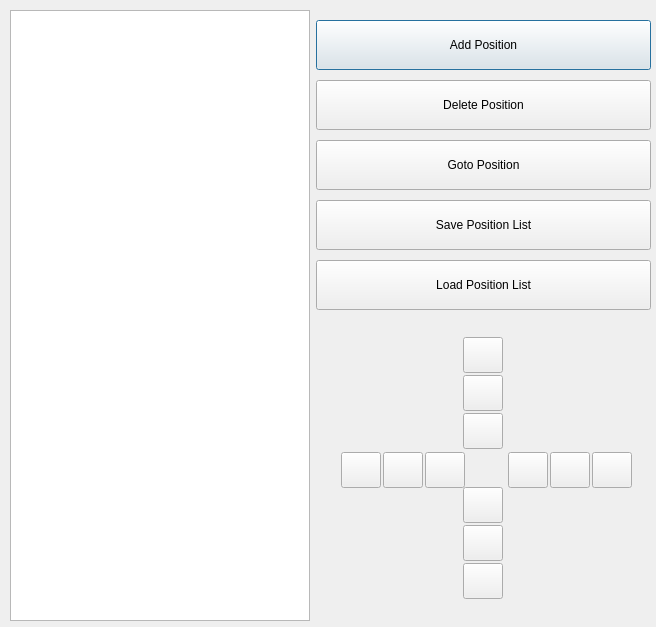
Old version of the form src/app/src/stagecontrol.ui in the repository CuriBio/nautilus_acquisition.
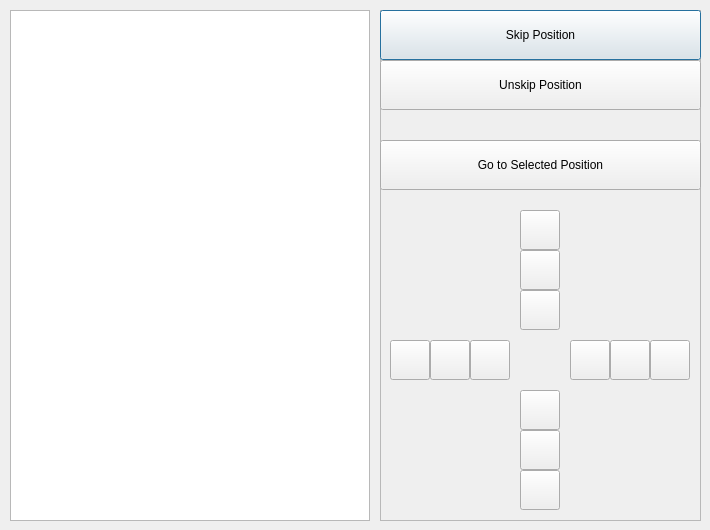
New version of the form.

Commit message:
Stage nav updates (#104)
- add skip/unskip
- remove add/remove/load/save
- don't save to or load from config on app open/close
- restyle stage nav modal

Patch:
```diff
--- a/src/app/src/stagecontrol.ui
+++ b/src/app/src/stagecontrol.ui
@@ -6,8 +6,8 @@
    <rect>
     <x>0</x>
     <y>0</y>
-    <width>656</width>
-    <height>627</height>
+    <width>710</width>
+    <height>530</height>
    </rect>
   </property>
   <property name="windowTitle">
@@ -16,26 +16,64 @@
   <widget class="QWidget" name="gridLayoutWidget">
    <property name="geometry">
     <rect>
-     <x>10</x>
+     <x>0</x>
      <y>10</y>
-     <width>641</width>
-     <height>611</height>
+     <width>381</width>
+     <height>511</height>
     </rect>
    </property>
    <layout class="QGridLayout" name="gridLayout">
-    <item row="0" column="1">
-     <layout class="QVBoxLayout" name="stageLocControls">
-      <property name="spacing">
-       <number>10</number>
+    <item row="0" column="0">
+     <widget class="QListWidget" name="stageLocations">
+      <property name="maximumSize">
+       <size>
+        <width>360</width>
+        <height>16777215</height>
+       </size>
       </property>
-      <property name="sizeConstraint">
-       <enum>QLayout::SetFixedSize</enum>
+      <property name="styleSheet">
+       <string notr="true">font-size: 16px;</string>
       </property>
-      <property name="topMargin">
-       <number>10</number>
+      <property name="editTriggers">
+       <set>QAbstractItemView::DoubleClicked|QAbstractItemView::EditKeyPressed</set>
       </property>
-      <item>
-       <widget class="QPushButton" name="addBtn">
+      <property name="dragDropOverwriteMode">
+       <bool>false</bool>
+      </property>
+      <property name="uniformItemSizes">
+       <bool>true</bool>
+      </property>
+      <property name="itemAlignment">
+       <set>Qt::AlignLeading</set>
+      </property>
+     </widget>
+    </item>
+   </layout>
+  </widget>
+  <widget class="QFrame" name="frame">
+   <property name="geometry">
+    <rect>
+     <x>380</x>
+     <y>10</y>
+     <width>321</width>
+     <height>511</height>
+    </rect>
+   </property>
+   <property name="frameShape">
+    <enum>QFrame::StyledPanel</enum>
+   </property>
+   <property name="frameShadow">
+    <enum>QFrame::Raised</enum>
+   </property>
+   <widget class="QPushButton" name="skipBtn">
+    <property name="geometry">
+     <rect>
+      <x>0</x>
+      <y>0</y>
+      <width>321</width>
+      <height>50</height>
+     </rect>
+    </property>
         <property name="sizePolicy">
          <sizepolicy hsizetype="Minimum" vsizetype="Preferred">
           <horstretch>0</horstretch>
@@ -55,12 +93,18 @@
          </size>
         </property>
         <property name="text">
-         <string>Add Position</string>
-        </property>
-       </widget>
-      </item>
-      <item>
-       <widget class="QPushButton" name="deleteBtn">
+     <string>Skip Position</string>
+    </property>
+   </widget>
+   <widget class="QPushButton" name="unskipBtn">
+    <property name="geometry">
+     <rect>
+      <x>0</x>
+      <y>50</y>
+      <width>321</width>
+      <height>50</height>
+     </rect>
+    </property>
         <property name="sizePolicy">
          <sizepolicy hsizetype="Minimum" vsizetype="Preferred">
           <horstretch>0</horstretch>
@@ -70,7 +114,7 @@
         <property name="minimumSize">
          <size>
           <width>0</width>
-          <height>50</height>
+      <height>0</height>
          </size>
         </property>
         <property name="maximumSize">
@@ -80,37 +124,18 @@
          </size>
         </property>
         <property name="text">
-         <string>Delete Position</string>
-        </property>
-       </widget>
-      </item>
-      <item>
+     <string>Unskip Position</string>
+    </property>
+   </widget>
        <widget class="QPushButton" name="gotoPosBtn">
-        <property name="sizePolicy">
-         <sizepolicy hsizetype="Preferred" vsizetype="Preferred">
-          <horstretch>0</horstretch>
-          <verstretch>0</verstretch>
-         </sizepolicy>
-        </property>
-        <property name="minimumSize">
-         <size>
-          <width>0</width>
+    <property name="geometry">
+     <rect>
+      <x>0</x>
+      <y>130</y>
+      <width>321</width>
           <height>50</height>
-         </size>
-        </property>
-        <property name="maximumSize">
-         <size>
-          <width>16777215</width>
-          <height>50</height>
-         </size>
-        </property>
-        <property name="text">
-         <string>Goto Position</string>
-        </property>
-       </widget>
-      </item>
-      <item>
-       <widget class="QPushButton" name="saveListBtn">
+     </rect>
+    </property>
         <property name="sizePolicy">
          <sizepolicy hsizetype="Preferred" vsizetype="Preferred">
           <horstretch>0</horstretch>
@@ -120,7 +145,7 @@
         <property name="minimumSize">
          <size>
           <width>0</width>
-          <height>50</height>
+      <height>0</height>
          </size>
         </property>
         <property name="maximumSize">
@@ -130,78 +155,61 @@
          </size>
         </property>
         <property name="text">
-         <string>Save Position List</string>
-        </property>
-       </widget>
-      </item>
-      <item>
-       <widget class="QPushButton" name="loadListBtn">
+     <string>Go to Selected Position</string>
+    </property>
+   </widget>
+   <widget class="QPushButton" name="stageUpBtn1">
+    <property name="geometry">
+     <rect>
+      <x>140</x>
+      <y>280</y>
+      <width>40</width>
+      <height>40</height>
+     </rect>
+    </property>
         <property name="sizePolicy">
-         <sizepolicy hsizetype="Preferred" vsizetype="Preferred">
+     <sizepolicy hsizetype="Expanding" vsizetype="Expanding">
           <horstretch>0</horstretch>
           <verstretch>0</verstretch>
          </sizepolicy>
         </property>
         <property name="minimumSize">
          <size>
-          <width>0</width>
-          <height>41</height>
-         </size>
-        </property>
-        <property name="maximumSize">
-         <size>
-          <width>16777215</width>
-          <height>50</height>
-         </size>
+      <width>40</width>
+      <height>40</height>
+     </size>
+    </property>
+    <property name="accessibleName">
+     <string>stageUpBtn1</string>
         </property>
         <property name="text">
-         <string>Load Position List</string>
-        </property>
-       </widget>
-      </item>
-      <item>
-       <layout class="QGridLayout" name="gridLayout_4">
-        <item row="0" column="0">
-         <widget class="QWidget" name="stageControl" native="true">
-          <property name="maximumSize">
-           <size>
-            <width>16777178</width>
-            <height>16777215</height>
-           </size>
-          </property>
-          <property name="autoFillBackground">
-           <bool>false</bool>
-          </property>
-          <widget class="QWidget" name="stageUp" native="true">
-           <property name="geometry">
-            <rect>
-             <x>145</x>
-             <y>15</y>
-             <width>36</width>
-             <height>120</height>
-            </rect>
-           </property>
-           <layout class="QVBoxLayout" name="verticalLayout_13">
-            <property name="spacing">
-             <number>2</number>
-            </property>
-            <property name="sizeConstraint">
-             <enum>QLayout::SetFixedSize</enum>
-            </property>
-            <property name="leftMargin">
-             <number>2</number>
-            </property>
-            <property name="topMargin">
-             <number>2</number>
-            </property>
-            <property name="rightMargin">
-             <number>2</number>
-            </property>
-            <property name="bottomMargin">
-             <number>2</number>
-            </property>
-            <item>
+     <string notr="true"/>
+    </property>
+    <property name="autoRepeat">
+     <bool>true</bool>
+    </property>
+    <property name="autoRepeatDelay">
+     <number>100</number>
+    </property>
+    <property name="autoRepeatInterval">
+     <number>200</number>
+    </property>
+    <property name="autoDefault">
+     <bool>false</bool>
+    </property>
+    <property name="flat">
+     <bool>false</bool>
+    </property>
+   </widget>
              <widget class="QPushButton" name="stageUpBtn3">
+    <property name="geometry">
+     <rect>
+      <x>140</x>
+      <y>200</y>
+      <width>40</width>
+      <height>40</height>
+     </rect>
+    </property>
               <property name="sizePolicy">
                <sizepolicy hsizetype="Expanding" vsizetype="Expanding">
                 <horstretch>0</horstretch>
@@ -236,9 +244,15 @@
                <bool>false</bool>
               </property>
              </widget>
-            </item>
-            <item>
              <widget class="QPushButton" name="stageUpBtn2">
+    <property name="geometry">
+     <rect>
+      <x>140</x>
+      <y>240</y>
+      <width>40</width>
+      <height>40</height>
+     </rect>
+    </property>
               <property name="sizePolicy">
                <sizepolicy hsizetype="Expanding" vsizetype="Expanding">
                 <horstretch>0</horstretch>
@@ -273,229 +287,15 @@
                <bool>false</bool>
               </property>
              </widget>
-            </item>
-            <item>
-             <widget class="QPushButton" name="stageUpBtn1">
-              <property name="sizePolicy">
-               <sizepolicy hsizetype="Expanding" vsizetype="Expanding">
-                <horstretch>0</horstretch>
-                <verstretch>0</verstretch>
-               </sizepolicy>
-              </property>
-              <property name="minimumSize">
-               <size>
-                <width>36</width>
-                <height>36</height>
-               </size>
-              </property>
-              <property name="accessibleName">
-               <string>stageUpBtn1</string>
-              </property>
-              <property name="text">
-               <string notr="true"/>
-              </property>
-              <property name="autoRepeat">
-               <bool>true</bool>
-              </property>
-              <property name="autoRepeatDelay">
-               <number>100</number>
-              </property>
-              <property name="autoRepeatInterval">
-               <number>200</number>
-              </property>
-              <property name="autoDefault">
-               <bool>false</bool>
-              </property>
-              <property name="flat">
-               <bool>false</bool>
-              </property>
-             </widget>
-            </item>
-           </layout>
-          </widget>
-          <widget class="QWidget" name="stageRight" native="true">
-           <property name="geometry">
-            <rect>
-             <x>190</x>
-             <y>130</y>
-             <width>130</width>
-             <height>40</height>
-            </rect>
-           </property>
-           <property name="minimumSize">
-            <size>
-             <width>0</width>
-             <height>0</height>
-            </size>
-           </property>
-           <property name="maximumSize">
-            <size>
-             <width>16777215</width>
-             <height>16777215</height>
-            </size>
-           </property>
-           <layout class="QHBoxLayout" name="horizontalLayout_13">
-            <property name="spacing">
-             <number>2</number>
-            </property>
-            <property name="sizeConstraint">
-             <enum>QLayout::SetFixedSize</enum>
-            </property>
-            <property name="leftMargin">
-             <number>2</number>
-            </property>
-            <property name="topMargin">
-             <number>2</number>
-            </property>
-            <property name="rightMargin">
-             <number>2</number>
-            </property>
-            <property name="bottomMargin">
-             <number>2</number>
-            </property>
-            <item>
-             <widget class="QPushButton" name="stageRightBtn1">
-              <property name="sizePolicy">
-               <sizepolicy hsizetype="Expanding" vsizetype="Expanding">
-                <horstretch>0</horstretch>
-                <verstretch>0</verstretch>
-               </sizepolicy>
-              </property>
-              <property name="minimumSize">
-               <size>
-                <width>36</width>
-                <height>36</height>
-               </size>
-              </property>
-              <property name="accessibleName">
-               <string>stageRightBtn1</string>
-              </property>
-              <property name="text">
-               <string notr="true"/>
-              </property>
-              <property name="autoRepeat">
-               <bool>true</bool>
-              </property>
-              <property name="autoRepeatDelay">
-               <number>100</number>
-              </property>
-              <property name="autoRepeatInterval">
-               <number>200</number>
-              </property>
-              <property name="autoDefault">
-               <bool>false</bool>
-              </property>
-              <property name="flat">
-               <bool>false</bool>
-              </property>
-             </widget>
-            </item>
-            <item>
-             <widget class="QPushButton" name="stageRightBtn2">
-              <property name="sizePolicy">
-               <sizepolicy hsizetype="Expanding" vsizetype="Expanding">
-                <horstretch>0</horstretch>
-                <verstretch>0</verstretch>
-               </sizepolicy>
-              </property>
-              <property name="minimumSize">
-               <size>
-                <width>36</width>
-                <height>36</height>
-               </size>
-              </property>
-              <property name="accessibleName">
-               <string>stageRightBtn2</string>
-              </property>
-              <property name="text">
-               <string notr="true"/>
-              </property>
-              <property name="autoRepeat">
-               <bool>true</bool>
-              </property>
-              <property name="autoRepeatDelay">
-               <number>100</number>
-              </property>
-              <property name="autoRepeatInterval">
-               <number>200</number>
-              </property>
-              <property name="autoDefault">
-               <bool>false</bool>
-              </property>
-              <property name="flat">
-               <bool>false</bool>
-              </property>
-             </widget>
-            </item>
-            <item>
-             <widget class="QPushButton" name="stageRightBtn3">
-              <property name="sizePolicy">
-               <sizepolicy hsizetype="Expanding" vsizetype="Expanding">
-                <horstretch>0</horstretch>
-                <verstretch>0</verstretch>
-               </sizepolicy>
-              </property>
-              <property name="minimumSize">
-               <size>
-                <width>36</width>
-                <height>36</height>
-               </size>
-              </property>
-              <property name="accessibleName">
-               <string>stageRightBtn3</string>
-              </property>
-              <property name="text">
-               <string notr="true"/>
-              </property>
-              <property name="autoRepeat">
-               <bool>true</bool>
-              </property>
-              <property name="autoRepeatDelay">
-               <number>100</number>
-              </property>
-              <property name="autoRepeatInterval">
-               <number>200</number>
-              </property>
-              <property name="autoDefault">
-               <bool>false</bool>
-              </property>
-              <property name="flat">
-               <bool>false</bool>
-              </property>
-             </widget>
-            </item>
-           </layout>
-          </widget>
-          <widget class="QWidget" name="stageLeft" native="true">
-           <property name="geometry">
-            <rect>
-             <x>23</x>
-             <y>130</y>
-             <width>130</width>
-             <height>40</height>
-            </rect>
-           </property>
-           <layout class="QHBoxLayout" name="horizontalLayout_14">
-            <property name="spacing">
-             <number>2</number>
-            </property>
-            <property name="sizeConstraint">
-             <enum>QLayout::SetFixedSize</enum>
-            </property>
-            <property name="leftMargin">
-             <number>2</number>
-            </property>
-            <property name="topMargin">
-             <number>2</number>
-            </property>
-            <property name="rightMargin">
-             <number>2</number>
-            </property>
-            <property name="bottomMargin">
-             <number>2</number>
-            </property>
-            <item>
              <widget class="QPushButton" name="stageLeftBtn3">
+    <property name="geometry">
+     <rect>
+      <x>10</x>
+      <y>330</y>
+      <width>40</width>
+      <height>40</height>
+     </rect>
+    </property>
               <property name="sizePolicy">
                <sizepolicy hsizetype="Expanding" vsizetype="Expanding">
                 <horstretch>0</horstretch>
@@ -530,46 +330,15 @@
                <bool>false</bool>
               </property>
              </widget>
-            </item>
-            <item>
-             <widget class="QPushButton" name="stageLeftBtn2">
-              <property name="sizePolicy">
-               <sizepolicy hsizetype="Expanding" vsizetype="Expanding">
-                <horstretch>0</horstretch>
-                <verstretch>0</verstretch>
-               </sizepolicy>
-              </property>
-              <property name="minimumSize">
-               <size>
-                <width>36</width>
-                <height>36</height>
-               </size>
-              </property>
-              <property name="accessibleName">
-               <string>stageLeftBtn2</string>
-              </property>
-              <property name="text">
-               <string notr="true"/>
-              </property>
-              <property name="autoRepeat">
-               <bool>true</bool>
-              </property>
-              <property name="autoRepeatDelay">
-               <number>100</number>
-              </property>
-              <property name="autoRepeatInterval">
-               <number>200</number>
-              </property>
-              <property name="autoDefault">
-               <bool>false</bool>
-              </property>
-              <property name="flat">
-               <bool>false</bool>
-              </property>
-             </widget>
-            </item>
-            <item>
              <widget class="QPushButton" name="stageLeftBtn1">
+    <property name="geometry">
+     <rect>
+      <x>90</x>
+      <y>330</y>
+      <width>40</width>
+      <height>40</height>
+     </rect>
+    </property>
               <property name="sizePolicy">
                <sizepolicy hsizetype="Expanding" vsizetype="Expanding">
                 <horstretch>0</horstretch>
@@ -604,39 +373,58 @@
                <bool>false</bool>
               </property>
              </widget>
-            </item>
-           </layout>
-          </widget>
-          <widget class="QWidget" name="stageDown" native="true">
+   <widget class="QPushButton" name="stageLeftBtn2">
            <property name="geometry">
             <rect>
-             <x>145</x>
-             <y>165</y>
-             <width>36</width>
-             <height>120</height>
-            </rect>
-           </property>
-           <layout class="QVBoxLayout" name="verticalLayout_14">
-            <property name="spacing">
-             <number>2</number>
-            </property>
-            <property name="sizeConstraint">
-             <enum>QLayout::SetFixedSize</enum>
-            </property>
-            <property name="leftMargin">
-             <number>2</number>
-            </property>
-            <property name="topMargin">
-             <number>2</number>
-            </property>
-            <property name="rightMargin">
-             <number>2</number>
-            </property>
-            <property name="bottomMargin">
-             <number>2</number>
-            </property>
-            <item>
-             <widget class="QPushButton" name="stageDownBtn1">
+      <x>50</x>
+      <y>330</y>
+      <width>40</width>
+      <height>40</height>
+     </rect>
+    </property>
+    <property name="sizePolicy">
+     <sizepolicy hsizetype="Expanding" vsizetype="Expanding">
+      <horstretch>0</horstretch>
+      <verstretch>0</verstretch>
+     </sizepolicy>
+    </property>
+    <property name="minimumSize">
+     <size>
+      <width>36</width>
+      <height>36</height>
+     </size>
+    </property>
+    <property name="accessibleName">
+     <string>stageLeftBtn2</string>
+    </property>
+    <property name="text">
+     <string notr="true"/>
+    </property>
+    <property name="autoRepeat">
+     <bool>true</bool>
+    </property>
+    <property name="autoRepeatDelay">
+     <number>100</number>
+    </property>
+    <property name="autoRepeatInterval">
+     <number>200</number>
+    </property>
+    <property name="autoDefault">
+     <bool>false</bool>
+    </property>
+    <property name="flat">
+     <bool>false</bool>
+    </property>
+   </widget>
+   <widget class="QPushButton" name="stageRightBtn3">
+    <property name="geometry">
+     <rect>
+      <x>270</x>
+      <y>330</y>
+      <width>40</width>
+      <height>40</height>
+     </rect>
+    </property>
               <property name="sizePolicy">
                <sizepolicy hsizetype="Expanding" vsizetype="Expanding">
                 <horstretch>0</horstretch>
@@ -671,9 +459,15 @@
                <bool>false</bool>
               </property>
              </widget>
-            </item>
-            <item>
-             <widget class="QPushButton" name="stageDownBtn2">
+   <widget class="QPushButton" name="stageRightBtn2">
+    <property name="geometry">
+     <rect>
+      <x>230</x>
+      <y>330</y>
+      <width>40</width>
+      <height>40</height>
+     </rect>
+    </property>
               <property name="sizePolicy">
                <sizepolicy hsizetype="Expanding" vsizetype="Expanding">
                 <horstretch>0</horstretch>
@@ -708,9 +502,58 @@
                <bool>false</bool>
               </property>
              </widget>
-            </item>
-            <item>
+   <widget class="QPushButton" name="stageRightBtn1">
+    <property name="geometry">
+     <rect>
+      <x>190</x>
+      <y>330</y>
+      <width>40</width>
+      <height>40</height>
+     </rect>
+    </property>
+    <property name="sizePolicy">
+     <sizepolicy hsizetype="Expanding" vsizetype="Expanding">
+      <horstretch>0</horstretch>
+      <verstretch>0</verstretch>
+     </sizepolicy>
+    </property>
+    <property name="minimumSize">
+     <size>
+      <width>40</width>
+      <height>40</height>
+     </size>
+    </property>
+    <property name="accessibleName">
+     <string>stageRightBtn1</string>
+    </property>
+    <property name="text">
+     <string notr="true"/>
+    </property>
+    <property name="autoRepeat">
+     <bool>true</bool>
+    </property>
+    <property name="autoRepeatDelay">
+     <number>100</number>
+    </property>
+    <property name="autoRepeatInterval">
+     <number>200</number>
+    </property>
+    <property name="autoDefault">
+     <bool>false</bool>
+    </property>
+    <property name="flat">
+     <bool>false</bool>
+    </property>
+   </widget>
              <widget class="QPushButton" name="stageDownBtn3">
+    <property name="geometry">
+     <rect>
+      <x>140</x>
+      <y>460</y>
+      <width>40</width>
+      <height>40</height>
+     </rect>
+    </property>
               <property name="sizePolicy">
                <sizepolicy hsizetype="Expanding" vsizetype="Expanding">
                 <horstretch>0</horstretch>
@@ -719,8 +562,8 @@
               </property>
               <property name="minimumSize">
                <size>
-                <width>36</width>
-                <height>36</height>
+      <width>40</width>
+      <height>40</height>
                </size>
               </property>
               <property name="accessibleName">
@@ -745,41 +588,92 @@
                <bool>false</bool>
               </property>
              </widget>
-            </item>
-           </layout>
-          </widget>
-         </widget>
-        </item>
-       </layout>
-      </item>
-     </layout>
-    </item>
-    <item row="0" column="0">
-     <widget class="QListWidget" name="stageLocations">
-      <property name="maximumSize">
+   <widget class="QPushButton" name="stageDownBtn2">
+    <property name="geometry">
+     <rect>
+      <x>140</x>
+      <y>420</y>
+      <width>40</width>
+      <height>40</height>
+     </rect>
+    </property>
+    <property name="sizePolicy">
+     <sizepolicy hsizetype="Expanding" vsizetype="Expanding">
+      <horstretch>0</horstretch>
+      <verstretch>0</verstretch>
+     </sizepolicy>
+    </property>
+    <property name="minimumSize">
        <size>
-        <width>300</width>
-        <height>16777215</height>
-       </size>
-      </property>
-      <property name="styleSheet">
-       <string notr="true">font-size: 16px;</string>
-      </property>
-      <property name="editTriggers">
-       <set>QAbstractItemView::DoubleClicked|QAbstractItemView::EditKeyPressed</set>
-      </property>
-      <property name="dragDropOverwriteMode">
+      <width>40</width>
+      <height>40</height>
+     </size>
+    </property>
+    <property name="accessibleName">
+     <string>stageDownBtn2</string>
+    </property>
+    <property name="text">
+     <string notr="true"/>
+    </property>
+    <property name="autoRepeat">
+     <bool>true</bool>
+    </property>
+    <property name="autoRepeatDelay">
+     <number>100</number>
+    </property>
+    <property name="autoRepeatInterval">
+     <number>200</number>
+    </property>
+    <property name="autoDefault">
        <bool>false</bool>
       </property>
-      <property name="uniformItemSizes">
+    <property name="flat">
+     <bool>false</bool>
+    </property>
+   </widget>
+   <widget class="QPushButton" name="stageDownBtn1">
+    <property name="geometry">
+     <rect>
+      <x>140</x>
+      <y>380</y>
+      <width>40</width>
+      <height>40</height>
+     </rect>
+    </property>
+    <property name="sizePolicy">
+     <sizepolicy hsizetype="Expanding" vsizetype="Expanding">
+      <horstretch>0</horstretch>
+      <verstretch>0</verstretch>
+     </sizepolicy>
+    </property>
+    <property name="minimumSize">
+     <size>
+      <width>40</width>
+      <height>40</height>
+     </size>
+    </property>
+    <property name="accessibleName">
+     <string>stageDownBtn1</string>
+    </property>
+    <property name="text">
+     <string notr="true"/>
+    </property>
+    <property name="autoRepeat">
        <bool>true</bool>
       </property>
-      <property name="itemAlignment">
-       <set>Qt::AlignLeading</set>
-      </property>
-     </widget>
-    </item>
-   </layout>
+    <property name="autoRepeatDelay">
+     <number>100</number>
+    </property>
+    <property name="autoRepeatInterval">
+     <number>200</number>
+    </property>
+    <property name="autoDefault">
+     <bool>false</bool>
+    </property>
+    <property name="flat">
+     <bool>false</bool>
+    </property>
+   </widget>
   </widget>
  </widget>
  <resources/>
```
Left out of the diff: 4 changed lines with no effect on the pictures. Lines whose indentation alone changed are shown as unchanged. The commit also changes 6 other files.
